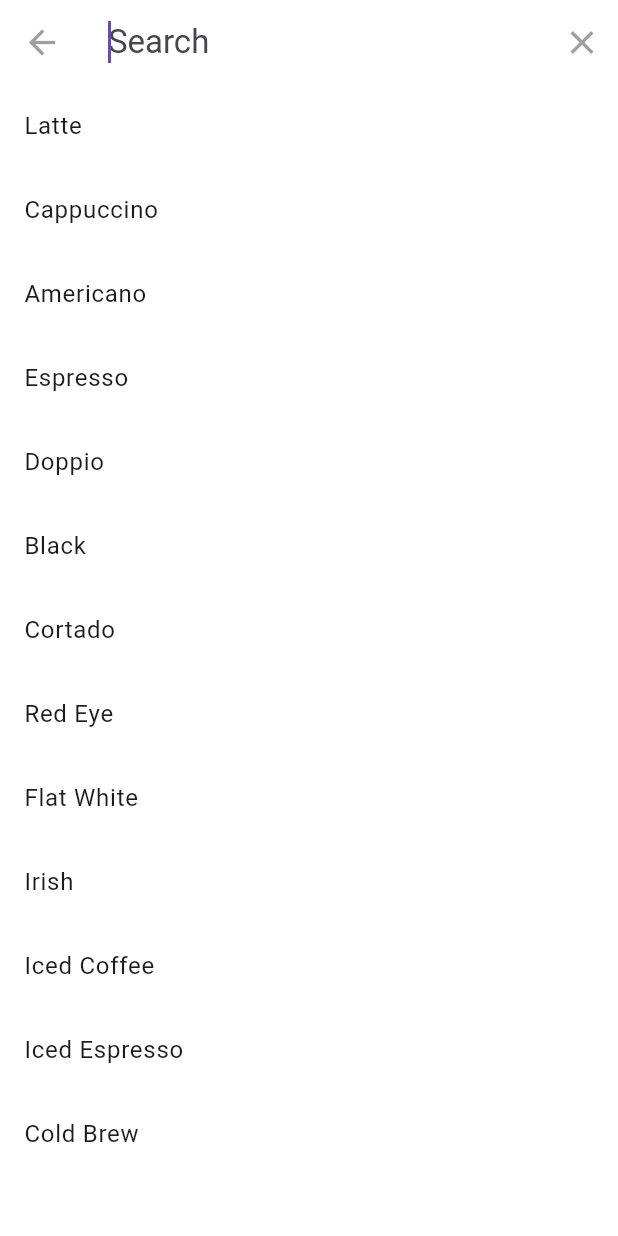
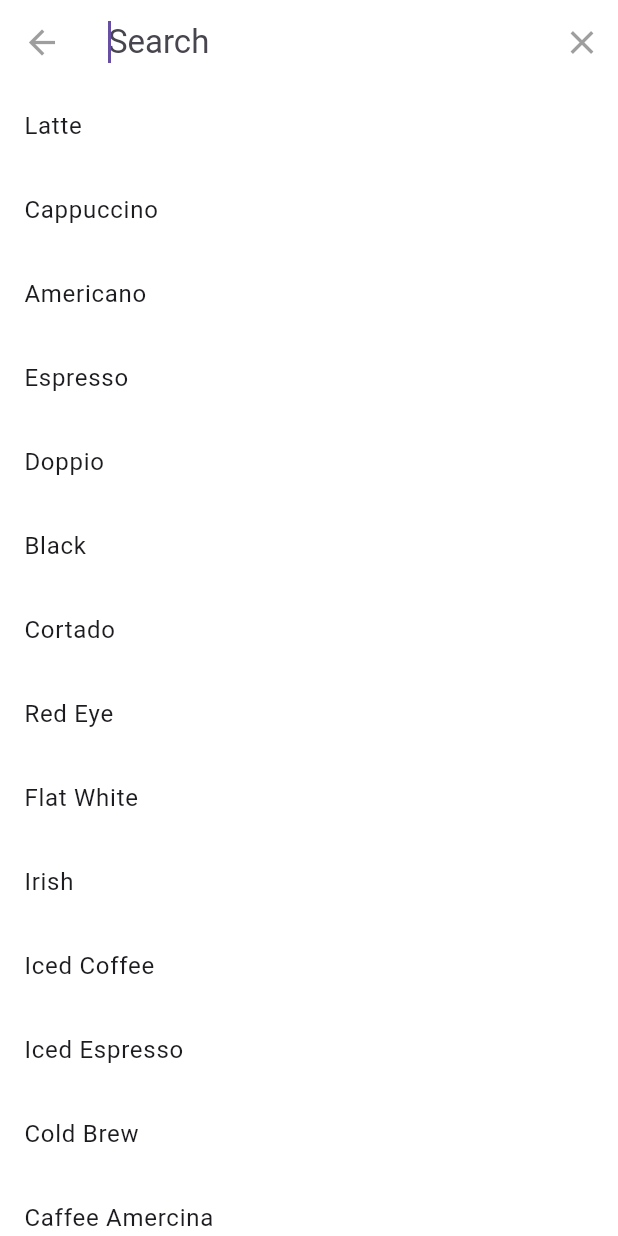
Before and after one commit to NurislamDeveloper/MyProject, a Flutter app: the screen it shows after launch, after a tap on the "search" icon, on a phone screen of 412 x 824 dp. Run offline on Flutter 3.47's test engine with Material 3 defaults, Android fonts, the phone set to English and light mode, and no system bars.

Commit message:
in progress

```diff
--- a/coffee/lib/my_home_page.dart
+++ b/coffee/lib/my_home_page.dart
@@ -36,7 +36,7 @@ class _MyHomePageState extends State<MyHomePage> {
               ),
             ),
             const SizedBox(
-              width: 100,
+              width: 60,
             ),
             const Icon(
               Icons.location_on_outlined,
@@ -57,7 +57,7 @@ class _MyHomePageState extends State<MyHomePage> {
               ),
             ),
             const SizedBox(
-              width: 100,
+              width: 60,
             ),
             GestureDetector(
               onTap: () {
@@ -78,15 +78,16 @@ class _MyHomePageState extends State<MyHomePage> {
           ],
         ),
       ),
-      body: Column(
-        mainAxisAlignment: MainAxisAlignment.center,
+      body: SingleChildScrollView(
+        child: Column(
+          // mainAxisAlignment: MainAxisAlignment.center,
           children: [
             Row(
-            mainAxisAlignment: MainAxisAlignment.center,
+              // mainAxisAlignment: MainAxisAlignment.center,
               children: [
                 Container(
-                height: 60,
-                width: 440,
+                  height: 70,
+                  width: MediaQuery.of(context).size.width,
                   decoration: BoxDecoration(
                     color: const Color.fromARGB(255, 178, 177, 177),
                     borderRadius: BorderRadius.circular(
@@ -101,18 +102,60 @@ class _MyHomePageState extends State<MyHomePage> {
                       );
                     },
                     icon: const Padding(
-                    padding: EdgeInsets.only(right: 370),
+                      padding: EdgeInsets.only(right: 350),
                       child: Icon(
                         Icons.search,
-                      size: 28,
+                        size: 32,
                         color: Colors.white,
                       ),
                     ),
                   ),
                 ),
               ],
-          )
+            ),
+            const SizedBox(
+              height: 40,
+            ),
+          const   Padding(
+              padding: EdgeInsets.only(right: 180,),
+              child: Text(
+                "Categories",
+                style: TextStyle(
+                  color: Colors.black,
+                  fontSize: 30,
+                  fontWeight: FontWeight.bold,
+                ),
+              ),
+            ),
+        const  SizedBox(height: 10,),
+            Padding(
+              padding: const EdgeInsets.only(left: 40),
+              child: Row(
+                children: [
+                  Container(
+                    width: 110,
+                    height: 40,
+                    decoration: BoxDecoration(
+                      color: Colors.amber,
+                      borderRadius:BorderRadius.circular(30,) ),
+                      child: const Center(
+                        child: Text(
+                      "Latte",
+                      style: TextStyle(
+                        color: Colors.white,
+                        fontSize: 25,
+
+                      ),
+                     ),
+
+                    ),
+                  ),
                 ],
+              ),
+            ),
+            // const  NameOfCoffee(coffee:"Latte",colors: Colors.red,width: 50, height: 25,),
+          ],
+        ),
       ),
     );
   }
@@ -133,8 +176,12 @@ class CustomSearchDelegate extends SearchDelegate {
     "Iced Coffee",
     "Iced Espresso",
     "Cold Brew",
+    "Caffee Amercina",
+    "Coratado",
+    "Liqueur coffee",
+    "Frappé",
+    "Ice shot",
   ];
-
   @override
   List<Widget> buildActions(BuildContext context) {
     return [
@@ -178,7 +225,8 @@ class CustomSearchDelegate extends SearchDelegate {
         return ListTile(
           title: Text(result),
         );
-        });
+      },
+    );
   }
 
   @override
@@ -196,6 +244,7 @@ class CustomSearchDelegate extends SearchDelegate {
         return ListTile(
           title: Text(result),
         );
-        });
+      },
+    );
   }
 }
--- a/coffee/lib/profile.dart
+++ b/coffee/lib/profile.dart
@@ -8,6 +8,7 @@ class ProfilePage extends StatefulWidget {
 }
 
 class _ProfilePageState extends State<ProfilePage> {
+
   @override
   Widget build(BuildContext context) {
     return Scaffold(
@@ -23,7 +24,7 @@ class _ProfilePageState extends State<ProfilePage> {
                     child: Image.asset(
                       "assets/image/man.jpg",
                       height: 400,
-                      width: 502,
+                      width: MediaQuery.of(context).size.width,
                       fit: BoxFit.cover,
                     ),
                   ),
```
Also changed, not shown: coffee/lib/type_of_coffee/name_of_coffee.dart (added, +25 -0 lines), coffee/lib/main.dart (line endings or trailing spaces). Lines whose indentation alone changed are shown as unchanged.
